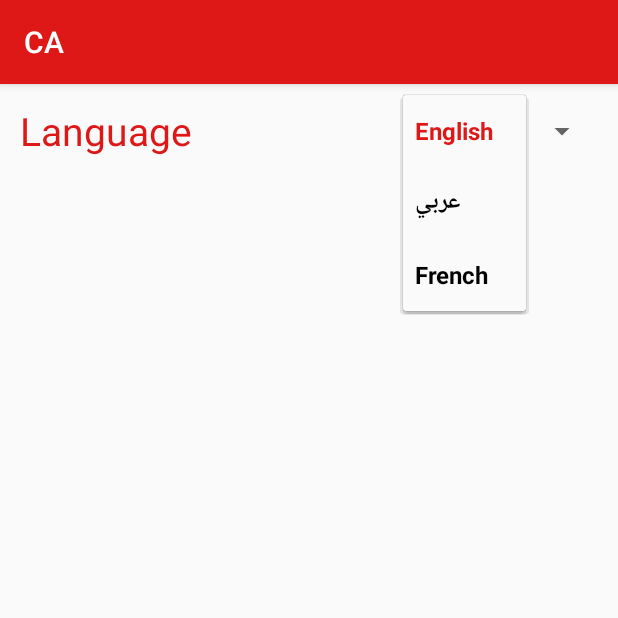
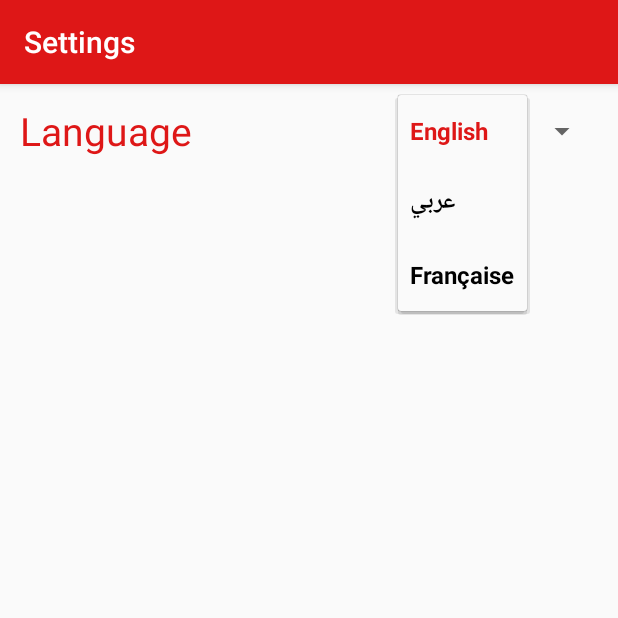
Before and after one commit to AbdullahJaved-dev/CA, an Android app: the SettingsActivity screen opened directly, with no data from a screen before it, after a tap on "English", on a phone screen of 412 x 824 dp, the top half of it. Run offline under Robolectric (Android 15) with nearby library versions, the light colour scheme and no system bars; our stand-ins replace sdp/ssp sizes; Roboto replaces fonts that are not available here.

Commit message:
//Manual Localization

```diff
--- a/app/src/main/java/com/logicielhouse/ca/SettingsActivity.kt
+++ b/app/src/main/java/com/logicielhouse/ca/SettingsActivity.kt
@@ -1,25 +1,35 @@
 package com.logicielhouse.ca
 
 import android.content.Context
+import android.content.Intent
 import android.graphics.Typeface
 import android.os.Bundle
 import android.view.View
 import android.view.ViewGroup
 import android.widget.*
 import android.widget.AdapterView.OnItemSelectedListener
+import androidx.appcompat.app.ActionBar
 import androidx.appcompat.app.AppCompatActivity
+import androidx.core.content.ContextCompat
+
 
 class SettingsActivity : AppCompatActivity() {
+    private lateinit var toolbar: ActionBar
+
 
     private lateinit var languageSpinner: Spinner
+    var i = 0
 
     override fun onCreate(savedInstanceState: Bundle?) {
         super.onCreate(savedInstanceState)
         setContentView(R.layout.activity_settings)
 
+        toolbar = supportActionBar!!
+        toolbar.title = getString(R.string.settings)
+
         languageSpinner = findViewById(R.id.languageSpinner)
 
-        val languages = listOf("English", "عربي", "French")
+        val languages = listOf("English", "عربي", "Française")
 
         val adapter: ArrayAdapter<String> = object : ArrayAdapter<String>(
             this,
@@ -41,7 +51,7 @@ class SettingsActivity : AppCompatActivity() {
 
                 // set selected item style
                 if (position == languageSpinner.selectedItemPosition) {
-                    view.setTextColor(resources.getColor(R.color.colorPrimary))
+                    view.setTextColor(ContextCompat.getColor(context, R.color.colorPrimary))
                 }
 
                 return view
@@ -50,7 +60,21 @@ class SettingsActivity : AppCompatActivity() {
 
         // finally, data bind spinner with adapter
         languageSpinner.adapter = adapter
-
+        val pref = getSharedPreferences(BaseApplication.PREFS, Context.MODE_PRIVATE)
+        when {
+            pref.getString(BaseApplication.LOCALE, "") == "en" -> {
+                languageSpinner.setSelection(0)
+            }
+            pref.getString(BaseApplication.LOCALE, "") == "ar" -> {
+                languageSpinner.setSelection(1)
+            }
+            pref.getString(BaseApplication.LOCALE, "") == "fr" -> {
+                languageSpinner.setSelection(2)
+            }
+            else -> {
+                languageSpinner.setSelection(0)
+            }
+        }
 
         // spinner on item selected listener
         languageSpinner.onItemSelectedListener = object : OnItemSelectedListener {
@@ -60,21 +84,39 @@ class SettingsActivity : AppCompatActivity() {
                 position: Int,
                 id: Long
             ) {
+                if (i == 0) {
+                    i++
+                } else {
                     when (languages[position]) {
                         "English" -> {
                             LocaleManager.setNewLocale(this@SettingsActivity, "en")
+                            startActivity(intent)
+                            finish()
+                            overridePendingTransition(0, 0)
                         }
                         "عربي" -> {
                             LocaleManager.setNewLocale(this@SettingsActivity, "ar")
+                            startActivity(intent)
+                            finish()
+                            overridePendingTransition(0, 0)
                         }
-                    "French" -> {
+                        "Française" -> {
                             LocaleManager.setNewLocale(this@SettingsActivity, "fr")
+                            startActivity(intent)
+                            finish()
+                            overridePendingTransition(0, 0)
                         }
                         else -> {
-                        Toast.makeText(this@SettingsActivity, "Other Language", Toast.LENGTH_SHORT)
+                            Toast.makeText(
+                                this@SettingsActivity,
+                                "Other Language",
+                                Toast.LENGTH_SHORT
+                            )
                                 .show()
                         }
                     }
+                }
+
             }
 
             override fun onNothingSelected(parent: AdapterView<*>?) {
@@ -87,5 +129,10 @@ class SettingsActivity : AppCompatActivity() {
         super.attachBaseContext(LocaleManager.setLocale(newBase!!))
     }
 
+    override fun onBackPressed() {
+        super.onBackPressed()
+        startActivity(Intent(this, MainActivity::class.java))
+        finishAffinity()
+    }
 
 }
--- a/app/src/main/res/layout/activity_settings.xml
+++ b/app/src/main/res/layout/activity_settings.xml
@@ -13,7 +13,7 @@
         android:layout_marginStart="@dimen/_10sdp"
         android:layout_marginTop="@dimen/_10sdp"
         android:fontFamily="@font/roboto"
-        android:text="Language"
+        android:text="@string/language"
         android:textColor="@color/colorPrimary"
         android:textSize="@dimen/_20ssp"
         app:layout_constraintStart_toStartOf="parent"
--- a/app/src/main/res/menu/drawer_menu.xml
+++ b/app/src/main/res/menu/drawer_menu.xml
@@ -1,7 +1,7 @@
 <?xml version="1.0" encoding="utf-8"?>
 <menu xmlns:android="http://schemas.android.com/apk/res/android">
     <item android:id="@+id/ic_settings"
-        android:title="Settings"
+        android:title="@string/settings"
         android:icon="@drawable/ic_settings"
         android:iconTint="@color/colorPrimary"
         />
--- a/app/src/main/res/values/strings.xml
+++ b/app/src/main/res/values/strings.xml
@@ -12,16 +12,10 @@
     <string name="handball">Handball</string>
     <string name="basketball">Basketball</string>
     <string name="others">Others</string>
-    <!-- TODO: Remove or change this placeholder text -->
     <string name="hello_blank_fragment" translatable="false">Hello blank fragment</string>
     <string name="dummy_string" translatable="false">Cras eu elit congue, placerat dui ut, tincidunt nisl. Nulla leo elit, pharetra bibendum justo quis, cursus consectetur erat. Sed nec posuere turpis. Maecenas nec bibendum purus. Nulla fringilla, lorem iaculis iaculis fermentum, ligula nibh mollis ipsum, et scelerisque risus ante eu sem.</string>
     <string name="navigation_drawer_open" translatable="false">open</string>
     <string name="navigation_drawer_close" translatable="false">close</string>
-    <string name="locale_lang">en</string>
-
-    <string-array name="languages">
-        <item>English</item>
-        <item>Arabic</item>
-        <item>French</item>
-    </string-array>
+    <string name="language">Language</string>
+    <string name="settings">Settings</string>
 </resources>
```
Also changed, not shown: 2 other files. Lines whose indentation alone changed are shown as unchanged.
